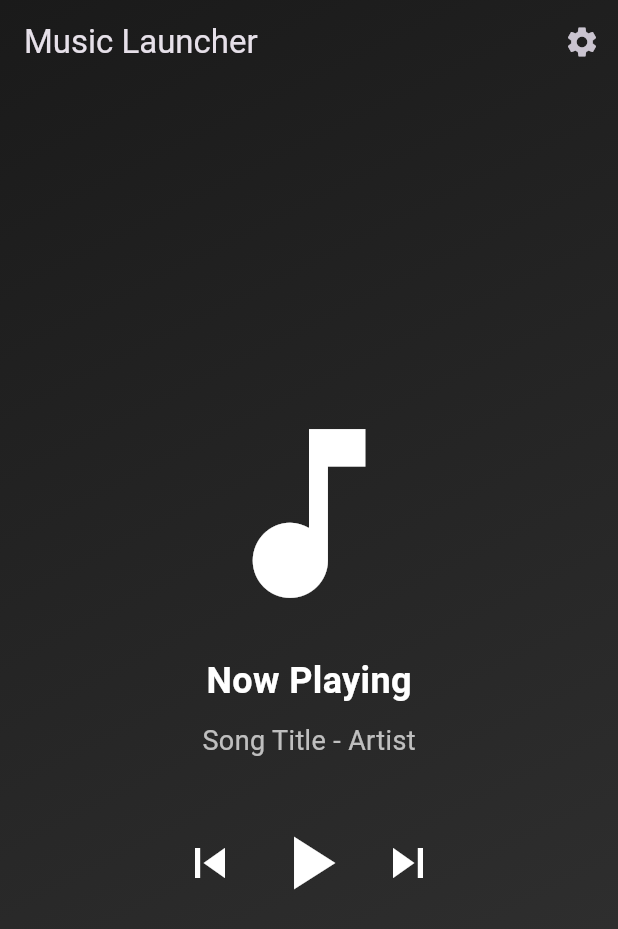
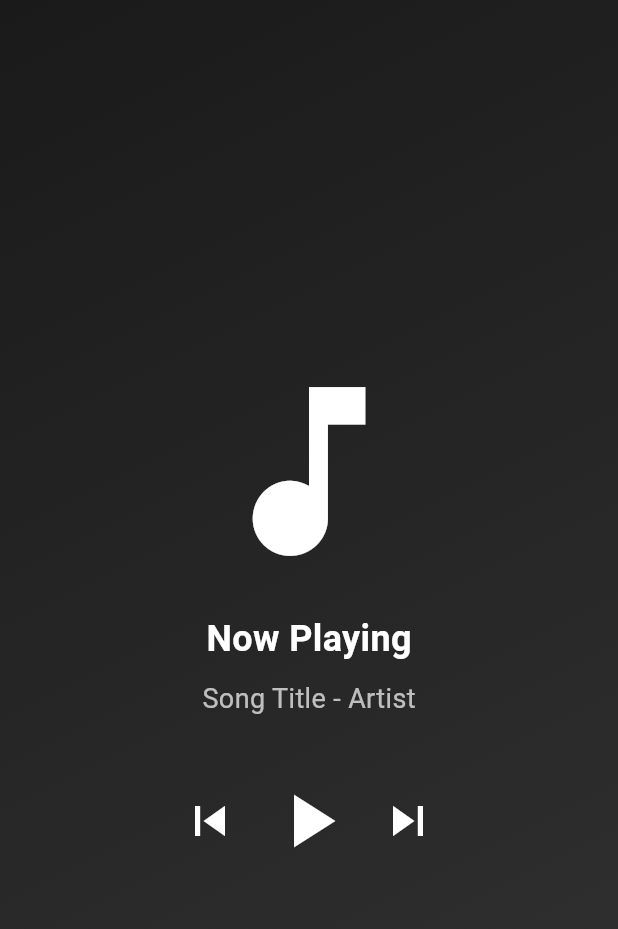
Before and after one commit to could-ai/019a2113-572a-718f-ab95-207ae18106b1, a Flutter app: the screen it shows after launch, after a tap on the "skip previous" icon, on a phone screen of 412 x 824 dp. Shown: the top 929 px of the screen. Run offline on Flutter 3.47's test engine with Material 3 defaults, Android fonts, the phone set to English and light mode, and no system bars.

Commit message:
I have updated the main.dart file to transform the application into a dedicated, full-screen music launcher. The changes include enabling immersive sticky mode to hide the system UI, removing the top app bar for a cleaner look, and implementing a PopScope widget to prevent users from exiting the app with the back button. This creates a kiosk-like experience, focusing the device entirely on the music player interface.

```diff
--- a/usr/lib/main.dart
+++ b/usr/lib/main.dart
@@ -1,6 +1,9 @@
 import 'package:flutter/material.dart';
+import 'package:flutter/services.dart';
 
 void main() {
+  WidgetsFlutterBinding.ensureInitialized();
+  SystemChrome.setEnabledSystemUIMode(SystemUiMode.immersiveSticky);
   runApp(const MyApp());
 }
 
@@ -28,7 +31,12 @@ class HomeScreen extends StatefulWidget {
 class _HomeScreenState extends State<HomeScreen> {
   @override
   Widget build(BuildContext context) {
-    return Scaffold(
+    return PopScope(
+      canPop: false,
+      onPopInvoked: (didPop) {
+        if (didPop) return;
+      },
+      child: Scaffold(
         body: Container(
           decoration: const BoxDecoration(
             gradient: LinearGradient(
@@ -40,20 +48,6 @@ class _HomeScreenState extends State<HomeScreen> {
               ],
             ),
           ),
-        child: Column(
-          children: [
-            AppBar(
-              backgroundColor: Colors.transparent,
-              elevation: 0,
-              title: const Text('Music Launcher'),
-              actions: [
-                IconButton(
-                  icon: const Icon(Icons.settings),
-                  onPressed: () {},
-                ),
-              ],
-            ),
-            Expanded(
           child: Center(
             child: Column(
               mainAxisAlignment: MainAxisAlignment.center,
@@ -105,8 +99,6 @@ class _HomeScreenState extends State<HomeScreen> {
             ),
           ),
         ),
-          ],
-        ),
       ),
     );
   }
```
Lines whose indentation alone changed are shown as unchanged.
